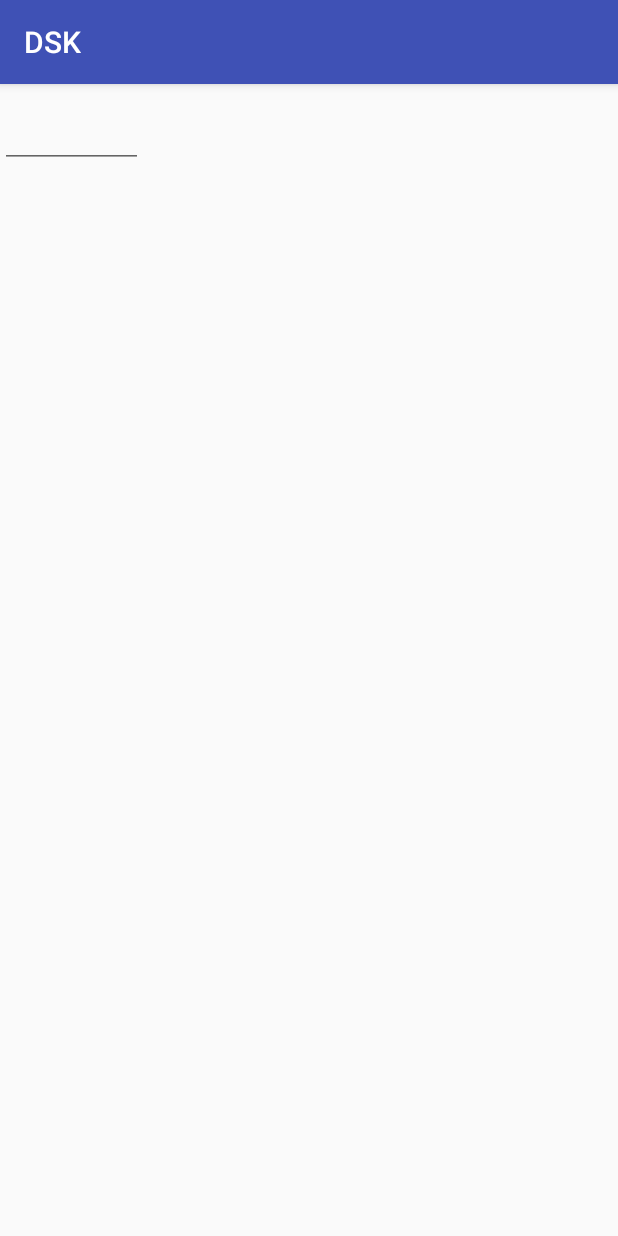
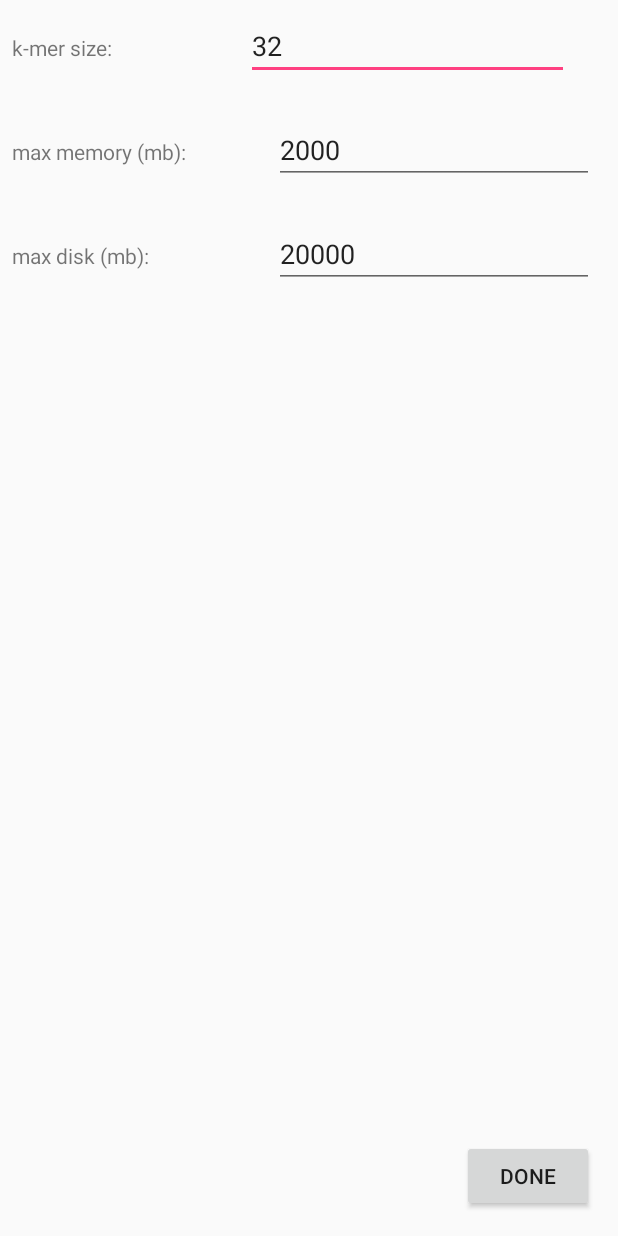
Before and after one commit to KadenKing/dsk_android, an Android app: the screen it shows after launch (MainActivity before the commit, SettingsActivity after it), after a tap on an icon or button, on a phone screen of 412 x 824 dp. Run offline under Robolectric (Android 15) with nearby library versions, the phone set to English and light mode, and no system bars; 3 statements that could not run were skipped.

Commit message:
activity returns values

```diff
--- a/app/src/main/AndroidManifest.xml
+++ b/app/src/main/AndroidManifest.xml
@@ -1,6 +1,9 @@
 <?xml version="1.0" encoding="utf-8"?>
 <manifest xmlns:android="http://schemas.android.com/apk/res/android"
     package="mo.bioinf.bmark">
+
+    <uses-permission android:name="android.permission.WRITE_EXTERNAL_STORAGE" />
+    <uses-permission android:name="android.permission.READ_EXTERNAL_STORAGE" />
 
     <application
         android:allowBackup="true"
@@ -16,8 +19,10 @@
                 <category android:name="android.intent.category.LAUNCHER" />
             </intent-filter>
         </activity>
+        <activity
+            android:name=".SettingsActivity"
+            android:label="@string/title_activity_settings"
+            android:theme="@style/AppTheme.NoActionBar"></activity>
     </application>
-    <uses-permission android:name="android.permission.WRITE_EXTERNAL_STORAGE"/>
-    <uses-permission android:name="android.permission.READ_EXTERNAL_STORAGE"/>
 
 </manifest>
--- a/app/src/main/java/mo/bioinf/bmark/MainActivity.java
+++ b/app/src/main/java/mo/bioinf/bmark/MainActivity.java
@@ -1,6 +1,8 @@
 package mo.bioinf.bmark;
 
 import android.Manifest;
+import android.app.Activity;
+import android.content.Intent;
 import android.content.pm.PackageManager;
 import android.os.Environment;
 import android.os.Handler;
@@ -52,6 +54,20 @@ public class MainActivity extends AppCompatActivity {
                 this, android.R.layout.simple_spinner_item, fastq_file_names);
         adapter.setDropDownViewResource(android.R.layout.simple_spinner_dropdown_item);
         dropdown.setAdapter(adapter);
+    }
+
+    @Override
+    protected void onActivityResult(int requestCode, int resultCode, Intent data){
+        if(data != null){
+            int kmer = data.getIntExtra("kmer",0);
+            int mem = data.getIntExtra("memory",0);
+            int disk = data.getIntExtra("disk",0);
+
+            final TextView tv = (TextView) findViewById(R.id.sample_text);
+            tv.setText(kmer + " " + mem + " " + disk);
+        }
+
+
     }
 
     @Override
@@ -122,7 +138,8 @@ public class MainActivity extends AppCompatActivity {
 
         settings_button.setOnClickListener(new View.OnClickListener(){
             public void onClick(View v){
-                flipper.setDisplayedChild(2);
+                Intent myIntent = new Intent(getBaseContext(), SettingsActivity.class);
+                MainActivity.this.startActivityForResult(myIntent,1);
 
 
 
--- /dev/null
+++ b/app/src/main/java/mo/bioinf/bmark/SettingsActivity.java
@@ -0,0 +1,43 @@
+package mo.bioinf.bmark;
+
+import android.app.Activity;
+import android.content.Intent;
+import android.os.Bundle;
+import android.support.design.widget.FloatingActionButton;
+import android.support.design.widget.Snackbar;
+import android.support.v7.app.AppCompatActivity;
+import android.support.v7.widget.Toolbar;
+import android.view.View;
+import android.widget.Button;
+import android.widget.EditText;
+
+public class SettingsActivity extends AppCompatActivity {
+
+    @Override
+    protected void onCreate(Bundle savedInstanceState) {
+        super.onCreate(savedInstanceState);
+        setContentView(R.layout.activity_settings);
+
+        final EditText num_disk = (EditText) findViewById(R.id.num_disk);
+        final EditText num_kmer = (EditText) findViewById(R.id.num_kmer);
+        final EditText num_mem = (EditText) findViewById(R.id.num_memory);
+        final Button done_button = (Button) findViewById(R.id.done_button);
+
+        done_button.setOnClickListener(new View.OnClickListener(){
+            public void onClick(View v){
+                int kmer = Integer.parseInt(num_kmer.getText().toString());
+                int memory = Integer.parseInt(num_mem.getText().toString());
+                int disk = Integer.parseInt(num_disk.getText().toString());
+
+                Intent result = new Intent();
+                result.putExtra("kmer", kmer);
+                result.putExtra("disk", disk);
+                result.putExtra("memory", memory);
+                setResult(Activity.RESULT_OK, result);
+                finish();
+            }
+        });
+
+    }
+
+}
--- a/app/src/main/res/layout/activity_main.xml
+++ b/app/src/main/res/layout/activity_main.xml
@@ -57,8 +57,11 @@
             android:id="@+id/settings_button"
             android:layout_width="wrap_content"
             android:layout_height="wrap_content"
+            android:layout_marginEnd="8dp"
+            android:layout_marginStart="8dp"
+            app:layout_constraintEnd_toEndOf="parent"
+            app:layout_constraintStart_toStartOf="parent"
             app:srcCompat="@android:drawable/ic_menu_edit"
-            tools:layout_editor_absoluteX="164dp"
             tools:layout_editor_absoluteY="34dp" />
 
     </android.support.constraint.ConstraintLayout>
@@ -84,55 +87,4 @@
 
     </android.support.constraint.ConstraintLayout>
 
-    <EditText
-        android:id="@+id/editText2"
-        android:layout_width="95dp"
-        android:layout_height="56dp"
-        android:ems="10"
-        android:inputType="time" />
-
-    <android.support.design.widget.TextInputLayout
-        android:layout_width="match_parent"
-        android:layout_height="wrap_content">
-
-        <android.support.design.widget.TextInputEditText
-            android:layout_width="match_parent"
-            android:layout_height="wrap_content"
-            android:hint="hint" />
-    </android.support.design.widget.TextInputLayout>
-
-    <TextView
-        android:id="@+id/textView2"
-        android:layout_width="wrap_content"
-        android:layout_height="wrap_content"
-        android:text="TextView" />
-
-    <LinearLayout
-        android:layout_width="match_parent"
-        android:layout_height="match_parent"
-        android:orientation="vertical">
-
-        <LinearLayout
-            android:layout_width="match_parent"
-            android:layout_height="wrap_content"
-            android:orientation="horizontal">
-
-            <TextView
-                android:id="@+id/textView5"
-                android:layout_width="wrap_content"
-                android:layout_height="wrap_content"
-                android:layout_weight="1"
-                android:text="k-mer size:" />
-
-            <EditText
-                android:id="@+id/editText7"
-                android:layout_width="wrap_content"
-                android:layout_height="wrap_content"
-                android:layout_weight="1"
-                android:ems="10"
-                android:inputType="number" />
-        </LinearLayout>
-
-    </LinearLayout>
-
 </ViewFlipper>
--- /dev/null
+++ b/app/src/main/res/layout/activity_settings.xml
@@ -0,0 +1,91 @@
+<?xml version="1.0" encoding="utf-8"?>
+<android.support.design.widget.CoordinatorLayout xmlns:android="http://schemas.android.com/apk/res/android"
+    xmlns:app="http://schemas.android.com/apk/res-auto"
+    xmlns:tools="http://schemas.android.com/tools"
+    android:layout_width="match_parent"
+    android:layout_height="match_parent"
+    tools:context=".SettingsActivity">
+
+    <android.support.constraint.ConstraintLayout
+        android:layout_width="match_parent"
+        android:layout_height="match_parent">
+
+        <TextView
+            android:id="@+id/textView4"
+            android:layout_width="wrap_content"
+            android:layout_height="wrap_content"
+            android:layout_marginStart="8dp"
+            android:text="max memory (mb):"
+            app:layout_constraintBaseline_toBaselineOf="@+id/num_memory"
+            app:layout_constraintStart_toStartOf="parent" />
+
+        <EditText
+            android:id="@+id/num_kmer"
+            android:layout_width="215dp"
+            android:layout_height="wrap_content"
+            android:layout_marginEnd="8dp"
+            android:layout_marginStart="64dp"
+            android:layout_marginTop="8dp"
+            android:ems="10"
+            android:inputType="number"
+            android:text="32"
+            app:layout_constraintEnd_toEndOf="parent"
+            app:layout_constraintStart_toEndOf="@+id/textView3"
+            app:layout_constraintTop_toTopOf="parent" />
+
+        <TextView
+            android:id="@+id/textView3"
+            android:layout_width="wrap_content"
+            android:layout_height="wrap_content"
+            android:layout_marginStart="8dp"
+            android:text="k-mer size:"
+            app:layout_constraintBaseline_toBaselineOf="@+id/num_kmer"
+            app:layout_constraintHorizontal_chainStyle="packed"
+            app:layout_constraintStart_toStartOf="parent" />
+
+        <EditText
+            android:id="@+id/num_memory"
+            android:layout_width="wrap_content"
+            android:layout_height="wrap_content"
+            android:layout_marginEnd="16dp"
+            android:layout_marginTop="24dp"
+            android:ems="10"
+            android:inputType="number"
+            android:text="2000"
+            app:layout_constraintEnd_toEndOf="parent"
+            app:layout_constraintTop_toBottomOf="@+id/num_kmer" />
+
+        <TextView
+            android:id="@+id/textView6"
+            android:layout_width="wrap_content"
+            android:layout_height="wrap_content"
+            android:layout_marginStart="8dp"
+            android:text="max disk (mb): "
+            app:layout_constraintBaseline_toBaselineOf="@+id/num_disk"
+            app:layout_constraintStart_toStartOf="parent" />
+
+        <EditText
+            android:id="@+id/num_disk"
+            android:layout_width="wrap_content"
+            android:layout_height="wrap_content"
+            android:layout_marginEnd="8dp"
+            android:layout_marginTop="24dp"
+            android:ems="10"
+            android:inputType="number"
+            android:text="20000"
+            app:layout_constraintEnd_toEndOf="parent"
+            app:layout_constraintHorizontal_bias="0.0"
+            app:layout_constraintStart_toStartOf="@+id/num_memory"
+            app:layout_constraintTop_toBottomOf="@+id/num_memory" />
+
+        <Button
+            android:id="@+id/done_button"
+            android:layout_width="wrap_content"
+            android:layout_height="wrap_content"
+            android:layout_marginBottom="16dp"
+            android:layout_marginEnd="16dp"
+            android:text="Done"
+            app:layout_constraintBottom_toBottomOf="parent"
+            app:layout_constraintEnd_toEndOf="parent" />
+    </android.support.constraint.ConstraintLayout>
+</android.support.design.widget.CoordinatorLayout>
--- /dev/null
+++ b/app/src/main/res/layout/content_settings.xml
@@ -0,0 +1,11 @@
+<?xml version="1.0" encoding="utf-8"?>
+<android.support.constraint.ConstraintLayout xmlns:android="http://schemas.android.com/apk/res/android"
+    xmlns:app="http://schemas.android.com/apk/res-auto"
+    xmlns:tools="http://schemas.android.com/tools"
+    android:layout_width="match_parent"
+    android:layout_height="match_parent"
+    app:layout_behavior="@string/appbar_scrolling_view_behavior"
+    tools:context=".SettingsActivity"
+    tools:showIn="@layout/activity_settings">
+
+</android.support.constraint.ConstraintLayout>
--- /dev/null
+++ b/app/src/main/res/values/dimens.xml
@@ -0,0 +1,3 @@
+<resources>
+    <dimen name="fab_margin">16dp</dimen>
+</resources>
--- a/app/src/main/res/values/strings.xml
+++ b/app/src/main/res/values/strings.xml
@@ -1,3 +1,4 @@
 <resources>
     <string name="app_name">BMark</string>
+    <string name="title_activity_settings">SettingsActivity</string>
 </resources>
--- a/app/src/main/res/values/styles.xml
+++ b/app/src/main/res/values/styles.xml
@@ -8,4 +8,13 @@
         <item name="colorAccent">@color/colorAccent</item>
     </style>
 
+    <style name="AppTheme.NoActionBar">
+        <item name="windowActionBar">false</item>
+        <item name="windowNoTitle">true</item>
+    </style>
+
+    <style name="AppTheme.AppBarOverlay" parent="ThemeOverlay.AppCompat.Dark.ActionBar" />
+
+    <style name="AppTheme.PopupOverlay" parent="ThemeOverlay.AppCompat.Light" />
+
 </resources>
```
